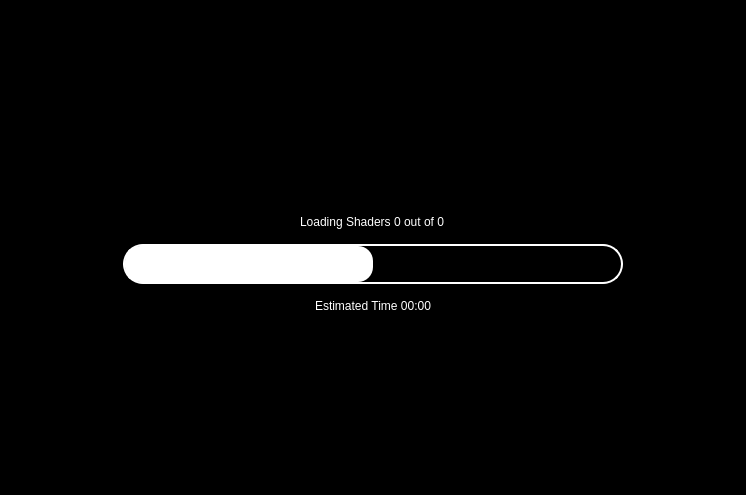
This is core/src/citra_qt/loading_screen.ui in ReiKatari/STORM_3DS as Qt 5 draws it before an edit. The edited form follows.
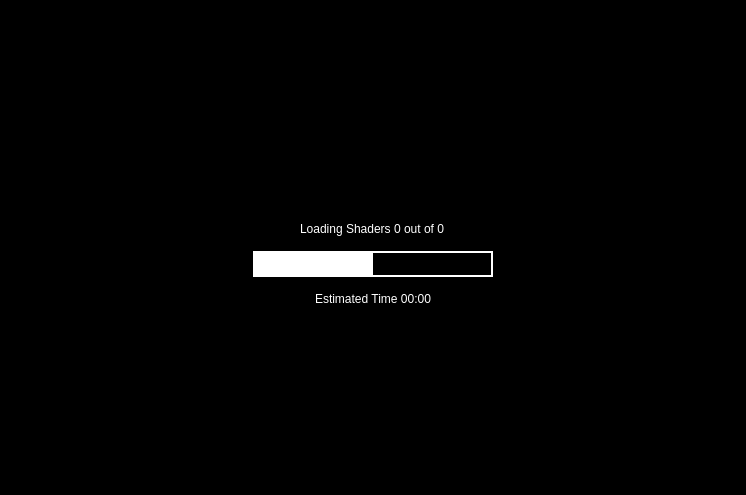
This is the edited form.

Patch:
```diff
--- a/core/src/citra_qt/loading_screen.ui
+++ b/core/src/citra_qt/loading_screen.ui
@@ -122,8 +122,14 @@
           </property>
           <property name="minimumSize">
            <size>
-            <width>500</width>
-            <height>40</height>
+            <width>240</width>
+            <height>24</height>
+           </size>
+          </property>
+          <property name="maximumSize">
+           <size>
+            <width>560</width>
+            <height>44</height>
            </size>
           </property>
           <property name="styleSheet">
```
